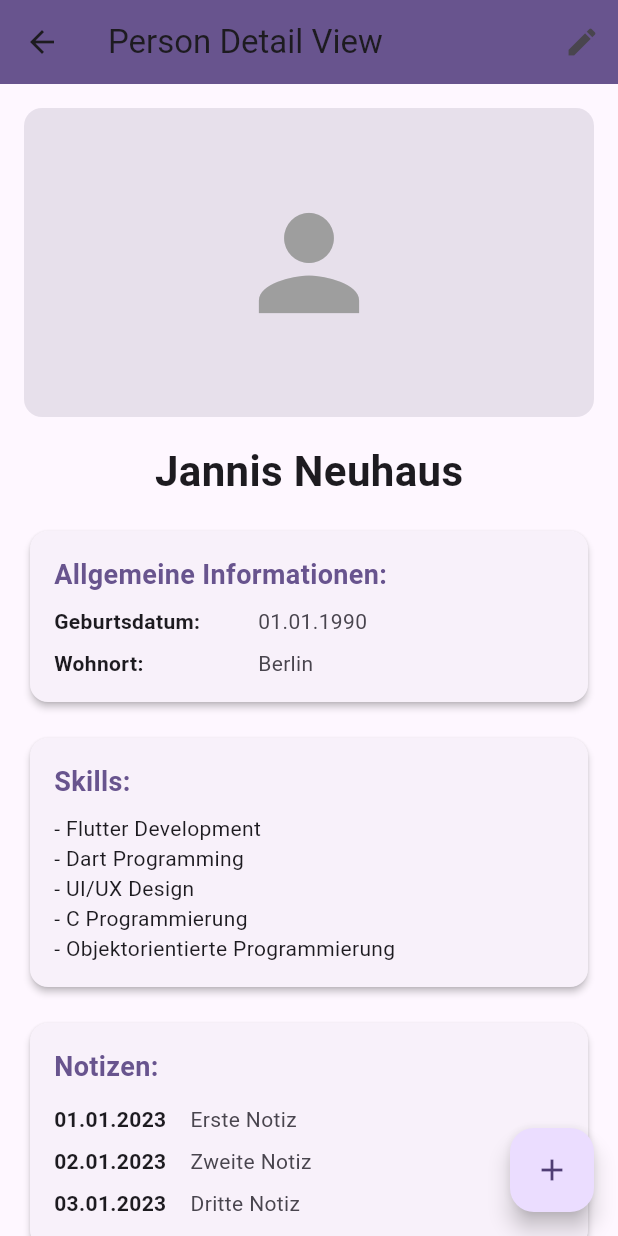
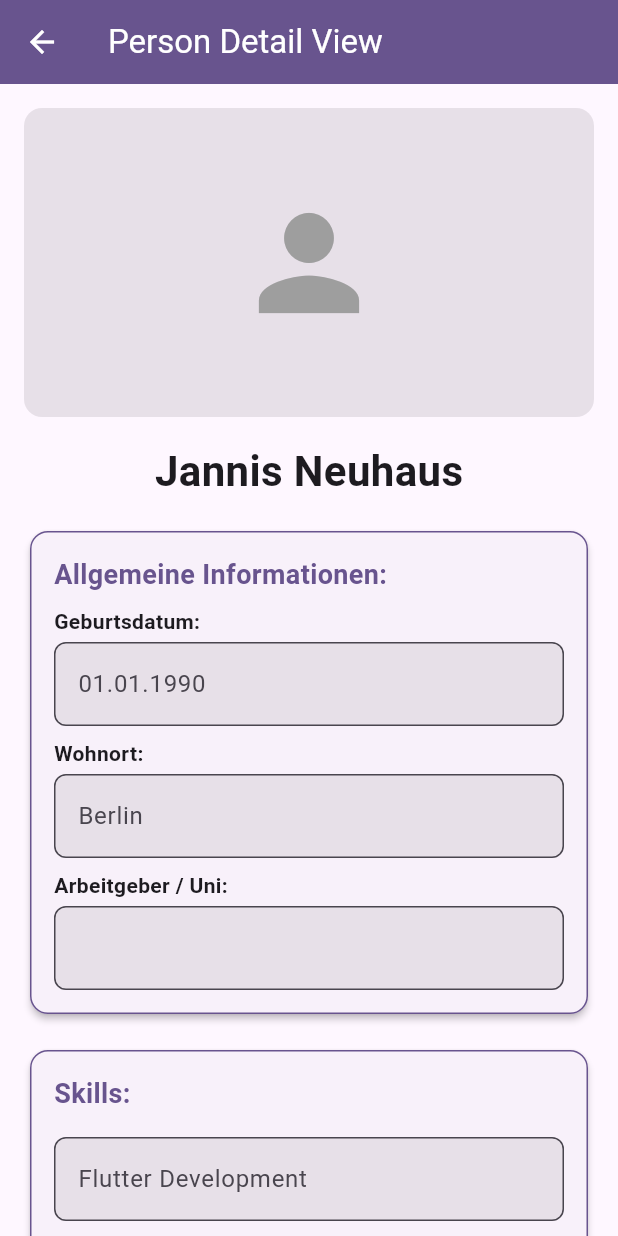
Before and after one commit to Driemtax/connect2, a Flutter app: the PersonCardView screen opened directly, on a phone screen of 412 x 824 dp. Run offline on Flutter 3.47's test engine with Material 3 defaults, Android fonts, the light colour scheme and no system bars; our stand-ins replace image_picker.

Commit message:
feat: dissmisable, editable Textfields; ImagePicker implemented; Colors changed

```diff
--- a/lib/screens/person_card_view.dart
+++ b/lib/screens/person_card_view.dart
@@ -1,5 +1,7 @@
+import 'dart:io';
 import 'package:flutter/material.dart';
-import 'package:intl/intl.dart'; // Für die Datumformatierung
+import 'package:intl/intl.dart';
+import 'package:image_picker/image_picker.dart';
 
 class PersonCardView extends StatefulWidget {
   const PersonCardView({super.key});
@@ -9,14 +11,24 @@ class PersonCardView extends StatefulWidget {
 }
 
 class _PersonCardViewState extends State<PersonCardView> {
-  // Liste der Notizen
   final List<Note> _notizenListe = [
     Note(date: '01.01.2023', text: 'Erste Notiz'),
     Note(date: '02.01.2023', text: 'Zweite Notiz'),
     Note(date: '03.01.2023', text: 'Dritte Notiz'),
   ];
 
-  // Methode zum Hinzufügen einer neuen Notiz
+  final List<String> _skills = [
+    "Flutter Development",
+    "Dart Programming",
+    "UI/UX Design",
+    "C Programmierung",
+    "Objektorientierte Programmierung",
+  ];
+
+  File? _imageFile;
+
+  final ImagePicker _picker = ImagePicker();
+
   void _addNotiz(String newText) {
     setState(() {
       String formattedDate = DateFormat('dd.MM.yyyy').format(DateTime.now());
@@ -24,10 +36,27 @@ class _PersonCardViewState extends State<PersonCardView> {
     });
   }
 
-  // Methode zum Anzeigen eines Dialogs, um den Benutzer nach dem Notiztext zu fragen
-  Future<void> _showAddNoteDialog() async {
-  String noteText = '';
-  bool isError = false; // Zum Überwachen des Fehlerstatus
+  void _deleteNotiz(int index) {
+    setState(() {
+      _notizenListe.removeAt(index);
+    });
+  }
+
+  void _addSkill(String newSkill){
+    setState(() {
+      _skills.add(newSkill);
+    });
+  }
+
+  void _deleteSkill(int index){
+    setState(() {
+      _skills.removeAt(index);
+    });
+  }
+
+  Future<void> _showAddItemDialog(Function(String) onAdd ) async {
+    String itemText = '';
+    bool isError = false;
 
     await showDialog(
       context: context,
@@ -35,20 +64,20 @@ class _PersonCardViewState extends State<PersonCardView> {
         return StatefulBuilder(
           builder: (context, setState) {
             return AlertDialog(
-            title: const Text('Neue Notiz hinzufügen'),
+              title: const Text('Neues Item hinzufügen'),
               content: Column(
                 mainAxisSize: MainAxisSize.min,
                 children: [
                   TextField(
                     decoration: InputDecoration(
-                    hintText: "Notiz eingeben",
-                    errorText: isError ? 'Notiz darf nicht leer sein' : null, // Fehlermeldung anzeigen, wenn leer
+                      hintText: "Text eingeben",
+                      errorText: isError ? 'Feld darf nicht leer sein' : null,
                     ),
                     onChanged: (value) {
                       setState(() {
-                      noteText = value;
+                        itemText = value;
                         if (value.isNotEmpty) {
-                        isError = false; // Fehlerstatus zurücksetzen, wenn Text eingegeben wird
+                          isError = false;
                         }
                       });
                     },
@@ -65,14 +94,13 @@ class _PersonCardViewState extends State<PersonCardView> {
                 TextButton(
                   child: const Text('Hinzufügen'),
                   onPressed: () {
-                  if (noteText.isEmpty) {
-                    // Fehlerstatus aktivieren und den Dialog nicht schließen
+                    if (itemText.isEmpty) {
                       setState(() {
                         isError = true;
                       });
                     } else {
-                    _addNotiz(noteText);
-                    Navigator.of(context).pop(); // Dialog schließen, wenn die Eingabe korrekt ist
+                      onAdd(itemText);
+                      Navigator.of(context).pop();
                     }
                   },
                 ),
@@ -84,23 +112,53 @@ class _PersonCardViewState extends State<PersonCardView> {
     );
   }
 
+  Future<void> _pickImage(ImageSource source) async {
+    final pickedFile = await _picker.pickImage(source: source);
+    if (pickedFile != null) {
+      setState(() {
+        _imageFile = File(pickedFile.path);
+      });
+    }
+  }
+
+  void _showImageSourceDialog() {
+    showModalBottomSheet(
+      context: context,
+      builder: (BuildContext context) {
+        return Column(
+          mainAxisSize: MainAxisSize.min,
+          children: [
+            ListTile(
+              leading: const Icon(Icons.photo),
+              title: const Text('Galerie'),
+              onTap: () {
+                Navigator.pop(context);
+                _pickImage(ImageSource.gallery);
+              },
+            ),
+            ListTile(
+              leading: const Icon(Icons.camera_alt),
+              title: const Text('Kamera'),
+              onTap: () {
+                Navigator.pop(context);
+                _pickImage(ImageSource.camera);
+              },
+            ),
+          ],
+        );
+      },
+    );
+  }
+
   @override
   Widget build(BuildContext context) {
-    // Greife auf das Farbschema des übergeordneten Themas zu
     final colorScheme = Theme.of(context).colorScheme;
 
     return Scaffold(
       appBar: AppBar(
         title: const Text('Person Detail View'),
         backgroundColor: colorScheme.primary,
-        actions: [
-          IconButton(
-            icon: const Icon(Icons.edit),
-            onPressed: () {
-              // Bearbeiten-Funktion
-            },
-          ),
-        ],
+        foregroundColor: const Color.fromRGBO(255, 255, 255, 1),
       ),
       body: SingleChildScrollView(
         child: Padding(
@@ -108,16 +166,26 @@ class _PersonCardViewState extends State<PersonCardView> {
           child: Column(
             crossAxisAlignment: CrossAxisAlignment.start,
             children: [
-              // Foto der Person (Platzhalter)
-              Container(
+              InkWell(
+                onTap: _showImageSourceDialog,
+                child: Container(
                   width: double.infinity,
                   height: MediaQuery.of(context).size.height * 0.25,
                   decoration: BoxDecoration(
-                  color: colorScheme.surfaceVariant,
+                    color: colorScheme.surfaceContainerHighest,
                     borderRadius: BorderRadius.circular(12),
                   ),
-                child: const Center(
+                  child: _imageFile != null
+                      ? ClipRRect(
+                          borderRadius: BorderRadius.circular(12),
+                          child: Image.file(
+                            _imageFile!,
+                            fit: BoxFit.cover,
+                          ),
+                        )
+                      : const Center(
                           child: Icon(Icons.person, size: 100, color: Colors.grey),
+                        ),
                 ),
               ),
               const SizedBox(height: 16),
@@ -131,106 +199,107 @@ class _PersonCardViewState extends State<PersonCardView> {
                   ),
                 ),
               ),
-              const SizedBox(height: 16), // Abstand zwischen den Elementen
+              const SizedBox(height: 16),
 
-              // Box mit allgemeinen Informationen
-              SizedBox(
-                width: double.infinity, // Maximale Breite der Box
-                child: Card(
-                  elevation: 2,
-                  shape: RoundedRectangleBorder(
-                    borderRadius: BorderRadius.circular(12),
+              // Allgemeine Informationen
+              _buildInfoCard(
+                colorScheme,
+                'Allgemeine Informationen',
+                [
+                  _buildEditableInfoRow("Geburtsdatum", "01.01.1990", colorScheme),
+                  const SizedBox(height: 8),
+                  _buildEditableInfoRow("Wohnort", "Berlin", colorScheme),
+                  const SizedBox(height: 8),
+                  _buildEditableInfoRow("Arbeitgeber / Uni", "", colorScheme)
+                ],
+              ),
+
+              const SizedBox(height: 16),
+
+              // Skills
+              _buildInfoCard(
+                colorScheme,
+                'Skills',
+                [
+                  ListView.builder(
+                    shrinkWrap: true,
+                    physics: const NeverScrollableScrollPhysics(),
+                    itemCount: _skills.length,
+                    itemBuilder: (context, index) {
+                      final skill = _skills[index];
+                      return Dismissible(
+                        key: UniqueKey(),
+                        direction: DismissDirection.startToEnd,
+                        onDismissed: (direction) {
+                          _deleteSkill(index);
+                        },
+                        background: Container(
+                          color: Colors.red,
+                          padding: const EdgeInsets.only(left: 16),
+                          alignment: Alignment.centerLeft,
+                          child: const Icon(Icons.delete, color: Colors.white),
                         ),
                         child: Padding(
-                    padding: const EdgeInsets.all(16.0),
+                          padding: const EdgeInsets.symmetric(vertical: 8.0),
                           child: Column(
                             crossAxisAlignment: CrossAxisAlignment.start,
                             children: [
-                        Text(
-                          'Allgemeine Informationen:',
-                          style: TextStyle(
-                            fontSize: 18,
-                            fontWeight: FontWeight.bold,
-                            color: colorScheme.primary,
+                              TextFormField(
+                                initialValue: skill,
+                                readOnly: true,
+                                maxLines: null,
+                                style: TextStyle(color: colorScheme.onSurfaceVariant),
+                                decoration: InputDecoration(
+                                  filled: true,
+                                  fillColor: colorScheme.surfaceContainerHighest,
+                                  border: OutlineInputBorder(
+                                    borderRadius: BorderRadius.circular(8),
+                                  ),
                                 ),
                               ),
                               const SizedBox(height: 8),
-                        _buildInfoRow("Geburtsdatum", "01.01.1990", colorScheme),
-                        const SizedBox(height: 8),
-                        _buildInfoRow("Wohnort", "Berlin", colorScheme),
                             ],
                           ),
                         ),
+                      );
+                    },
+                  ),
+                  const SizedBox(height: 16),
+                ],
+                floatingActionButton: FloatingActionButton.small(
+                  onPressed: () => _showAddItemDialog(_addSkill),
+                  backgroundColor: colorScheme.primaryContainer,
+                  child: Icon(Icons.add, color: colorScheme.onPrimaryContainer),
                 ),
               ),
-              const SizedBox(height: 16),
 
-              // Box mit einer Liste von Skills
-              SizedBox(
-                width: double.infinity, // Maximale Breite der Box
-                child: Card(
-                  elevation: 2,
-                  shape: RoundedRectangleBorder(
-                    borderRadius: BorderRadius.circular(12),
-                  ),
-                  child: Padding(
-                    padding: const EdgeInsets.all(16.0),
-                    child: Column(
-                      crossAxisAlignment: CrossAxisAlignment.start,
-                      children: [
-                        Text(
-                          'Skills:',
-                          style: TextStyle(
-                            fontSize: 18,
-                            fontWeight: FontWeight.bold,
-                            color: colorScheme.primary,
-                          ),
-                        ),
-                        const SizedBox(height: 8),
-                        const Text('- Flutter Development'),
-                        const Text('- Dart Programming'),
-                        const Text('- UI/UX Design'),
-                        const Text('- C Programmierung'),
-                        const Text('- Objektorientierte Programmierung'),
-                      ],
-                    ),
-                  ),
-                ),
-              ),
-              const SizedBox(height: 16),
-
-              // Box mit Notizen
-              SizedBox(
-                width: double.infinity, // Maximale Breite der Box
-                child: Card(
-                  elevation: 2,
-                  shape: RoundedRectangleBorder(
-                    borderRadius: BorderRadius.circular(12),
-                  ),
-                  child: Padding(
-                    padding: const EdgeInsets.all(16.0),
-                    child: Column(
-                      crossAxisAlignment: CrossAxisAlignment.start,
-                      children: [
-                        Text(
-                          'Notizen:',
-                          style: TextStyle(
-                            fontSize: 18,
-                            fontWeight: FontWeight.bold,
-                            color: colorScheme.primary,
-                          ),
-                        ),
-                        const SizedBox(height: 8),
+              // Notizen
+              _buildInfoCard(
+                colorScheme,
+                'Notizen',
+                [
                   ListView.builder(
                     shrinkWrap: true,
                     physics: const NeverScrollableScrollPhysics(),
                     itemCount: _notizenListe.length,
                     itemBuilder: (context, index) {
                       final notiz = _notizenListe[index];
-                            return Padding(
-                              padding: const EdgeInsets.symmetric(vertical: 4.0),
-                              child: Row(
-                                mainAxisAlignment: MainAxisAlignment.spaceBetween,
+                      return Dismissible(
+                        key: UniqueKey(),
+                        direction: DismissDirection.startToEnd,
+                        onDismissed: (direction) {
+                          _deleteNotiz(index);
+                        },
+                        background: Container(
+                          color: Colors.red,
+                          padding: const EdgeInsets.only(left: 16),
+                          alignment: Alignment.centerLeft,
+                          child: const Icon(Icons.delete, color: Colors.white),
+                        ),
+                        child: Padding(
+                          padding: const EdgeInsets.symmetric(vertical: 8.0),
+                          child: Column(
+                            crossAxisAlignment: CrossAxisAlignment.start,
                             children: [
                               Text(
                                 notiz.date,
@@ -239,56 +308,132 @@ class _PersonCardViewState extends State<PersonCardView> {
                                   color: colorScheme.onSurface,
                                 ),
                               ),
-                                  const SizedBox(width: 16),
-                                  Expanded(
-                                    child: Text(
-                                      notiz.text,
-                                      overflow: TextOverflow.ellipsis,
+                              const SizedBox(height: 4),
+                              TextFormField(
+                                initialValue: notiz.text,
+                                readOnly: true,
+                                maxLines: null,
                                 style: TextStyle(color: colorScheme.onSurfaceVariant),
-                                    ),
-                                  ),
-                                ],
-                              ),
-                            );
-                          },
-                        ),
-                      ],
-                    ),
+                                decoration: InputDecoration(
+                                  filled: true,
+                                  fillColor: colorScheme.surfaceContainerHighest,
+                                  border: OutlineInputBorder(
+                                    borderRadius: BorderRadius.circular(8),
                                   ),
                                 ),
                               ),
                             ],
                           ),
                         ),
+                      );
+                    },
                   ),
-      floatingActionButton: FloatingActionButton(
-        onPressed: _showAddNoteDialog,
+                  const SizedBox(height: 16), // Abstand für den Floating Button
+                ],
+                /*floatingActionButton: FloatingActionButton.small(
+                  onPressed: () => _showAddItemDialog(_addNotiz),
                   backgroundColor: colorScheme.primaryContainer,
                   child: Icon(Icons.add, color: colorScheme.onPrimaryContainer),
+                )*/
+              ),
+            ],
+          ),
+        ),
       ),
     );
   }
 
-  // Hilfsmethode zum Erstellen von Info-Reihen
-  Widget _buildInfoRow(String label, String value, ColorScheme colorScheme) {
-    return Row(
+  // Card Widget für Info-Sektionen
+  Widget _buildInfoCard(ColorScheme colorScheme, String title, List<Widget> content, {FloatingActionButton? floatingActionButton}) {
+    return Stack(
       children: [
-        Expanded(
-          flex: 2,
-          child: Text(
+        SizedBox(
+          width: double.infinity,
+          child: Card(
+            elevation: 2,
+            shape: RoundedRectangleBorder(
+              borderRadius: BorderRadius.circular(12),
+              side: BorderSide(
+                color: colorScheme.primary,
+                width: 1.0,
+                style: BorderStyle.solid)
+            ),
+            child: Padding(
+              padding: const EdgeInsets.all(16.0),
+              child: Column(
+                crossAxisAlignment: CrossAxisAlignment.start,
+                children: [
+                  Text(
+                    '$title:',
+                    style: TextStyle(
+                      fontSize: 18,
+                      fontWeight: FontWeight.bold,
+                      color: colorScheme.primary,
+                    ),
+                  ),
+                  const SizedBox(height: 8),
+                  ...content,
+                ],
+              ),
+            ),
+          ),
+        ),
+        if (floatingActionButton != null)
+          Positioned(
+            bottom: 0,
+            right: 0,
+            child: floatingActionButton,
+          ),
+      ],
+    );
+  }
+
+  // Editierbare Info-Reihe
+  Widget _buildEditableInfoRow(String? label, String value, ColorScheme colorScheme) {
+    if (label == null) {
+      return Column(
+        crossAxisAlignment: CrossAxisAlignment.start,
+        children: [
+          TextFormField(
+            initialValue: value,
+            style: TextStyle(
+              fontSize: 16,
+              color: colorScheme.onSurfaceVariant,
+            ),
+            decoration: InputDecoration(
+              filled: true,
+              fillColor: colorScheme.surfaceContainerHighest,
+              border: OutlineInputBorder(
+                borderRadius: BorderRadius.circular(8),
+              ),
+            ),
+          ),
+          const SizedBox(height: 8),
+        ],
+      );
+    }
+    return Column(
+      crossAxisAlignment: CrossAxisAlignment.start,
+      children: [
+        Text(
           "$label:",
           style: TextStyle(
             fontWeight: FontWeight.bold,
             color: colorScheme.onSurface,
           ),
         ),
+        const SizedBox(height: 4),
+        TextFormField(
+          initialValue: value,
+          style: TextStyle(
+            fontSize: 16,
+            color: colorScheme.onSurfaceVariant,
           ),
-        Expanded(
-          flex: 3,
-          child: Text(
-            value,
-            style: TextStyle(
-              color: colorScheme.onSurfaceVariant,
+          decoration: InputDecoration(
+            filled: true,
+            fillColor: colorScheme.surfaceContainerHighest,
+            border: OutlineInputBorder(
+              borderRadius: BorderRadius.circular(8),
             ),
           ),
         ),
@@ -297,7 +442,7 @@ class _PersonCardViewState extends State<PersonCardView> {
   }
 }
 
-// Klasse für die Notizen
+// Notiz-Klasse
 class Note {
   final String date;
   final String text;
--- a/pubspec.yaml
+++ b/pubspec.yaml
@@ -36,6 +36,8 @@ dependencies:
   # Use with the CupertinoIcons class for iOS style icons.
   cupertino_icons: ^1.0.8
   intl: ^0.19.0
+  image_picker: ^0.8.4+4
+
 
 dev_dependencies:
   flutter_test:
```
Also changed, not shown: 6 other files. Lines whose indentation alone changed are shown as unchanged.
